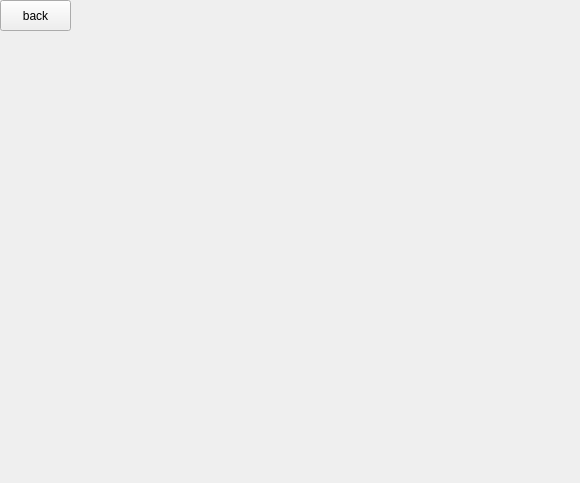
Above: mysentences.ui from theArcticOcean/enVocabulary before the change. Below: the same form after it.
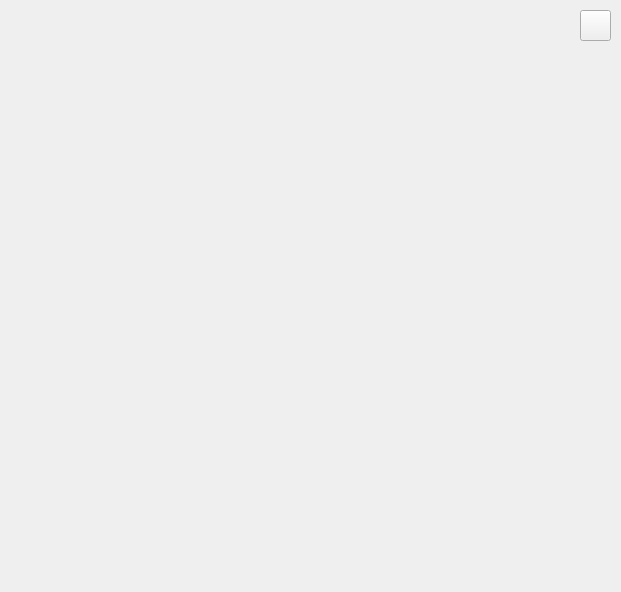
That is the form after the change.

The edit to the form file:
```diff
--- a/mysentences.ui
+++ b/mysentences.ui
@@ -6,8 +6,8 @@
    <rect>
     <x>0</x>
     <y>0</y>
-    <width>580</width>
-    <height>483</height>
+    <width>621</width>
+    <height>592</height>
    </rect>
   </property>
   <property name="windowTitle">
@@ -16,14 +16,14 @@
   <widget class="QPushButton" name="pushButton">
    <property name="geometry">
     <rect>
-     <x>0</x>
-     <y>0</y>
-     <width>71</width>
+     <x>580</x>
+     <y>10</y>
+     <width>31</width>
      <height>31</height>
     </rect>
    </property>
    <property name="text">
-    <string>back</string>
+    <string/>
    </property>
   </widget>
  </widget>
```
Left out of the diff: 2 changed lines with no effect on the pictures.
